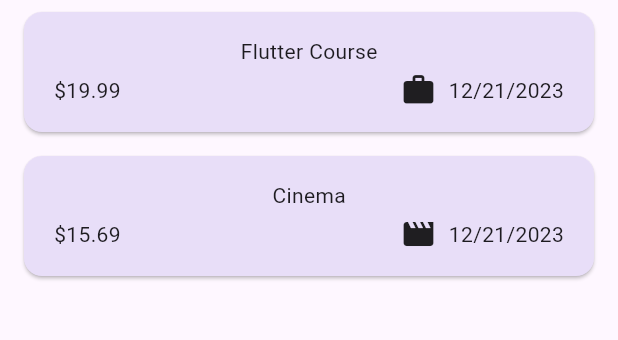
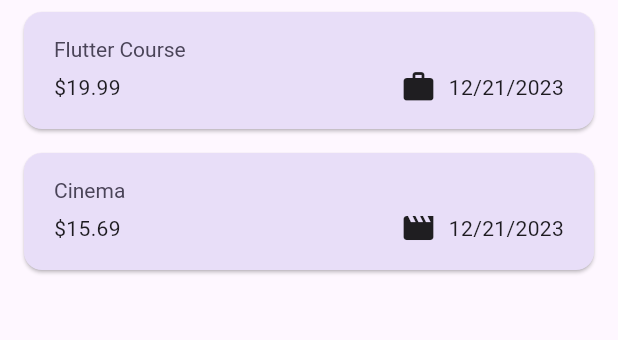
Before and after one commit to JayPatel-2023/Expense-Tracker, a Flutter app: the screen it shows after launch, on a phone screen of 412 x 824 dp, the part 114-454 px from its top. Run offline on Flutter 3.47's test engine with Material 3 defaults, Android fonts, the phone set to English and light mode, and no system bars.

Commit message:
apply styles on widgets using Theme Data

```diff
--- a/lib/widgets/expense_item.dart
+++ b/lib/widgets/expense_item.dart
@@ -15,8 +15,12 @@ class ExpenseItem extends StatelessWidget {
           vertical: 16,
         ),
         child: Column(
+          crossAxisAlignment: CrossAxisAlignment.start,
           children: [
-            Text(expense.title),
+            Text(
+              expense.title,
+              style: Theme.of(context).textTheme.titleLarge, // apply the txtTheme which taken from materialApp TextTheme
+            ),
             const SizedBox(height: 4),
             Row(
               children: [
--- a/lib/widgets/expenses_list.dart
+++ b/lib/widgets/expenses_list.dart
@@ -17,7 +17,14 @@ class ExpensesList extends StatelessWidget {
     return ListView.builder(
       itemCount: expenses.length,
       itemBuilder: (context, index) => Dismissible(
+        // To remove the item from list using swipe left/right
         key: ValueKey(expenses[index]),
+        background: Container(
+          color: Theme.of(context).colorScheme.error.withOpacity(0.75), // apply the error color which taken from materialApp colorScheme
+          margin: EdgeInsets.symmetric(
+            horizontal: Theme.of(context).cardTheme.margin!.horizontal
+          ),  // apply the horizontal margin which taken from materialApp cardTheme margin
+        ),
         onDismissed: (direction) => onRemoveExpense(expenses[index]) ,
         child: ExpenseItem(expenses[index]),
       ),
```
